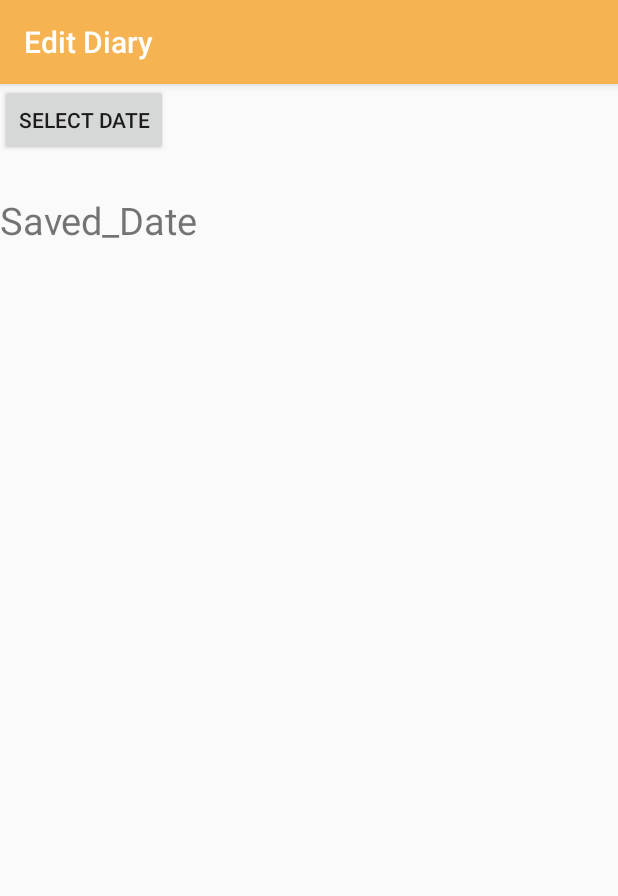
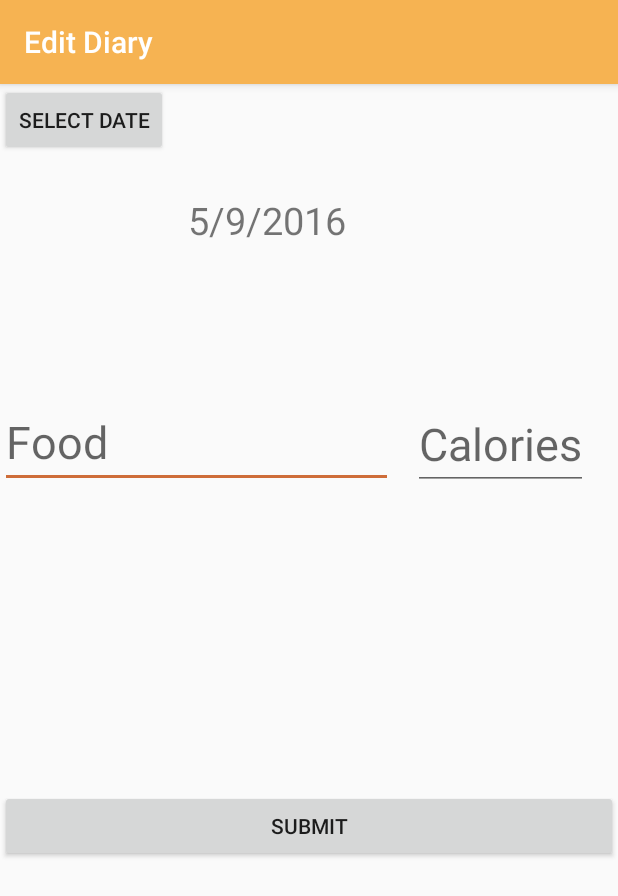
Before and after one commit to davidmorrison1981/AndroidProject, an Android app: the EditDiary screen opened directly, with no data from a screen before it, on a phone screen of 412 x 824 dp. Shown: the top 896 px of the screen. Run offline under Robolectric (Android 15) with nearby library versions, the phone set to English and light mode, and no system bars.

```diff
--- a/app/src/main/java/com/example/user/myfatnessbully/EditDiary.java
+++ b/app/src/main/java/com/example/user/myfatnessbully/EditDiary.java
@@ -16,10 +16,10 @@ import java.util.Calendar;
 // */
 public class EditDiary extends AppCompatActivity {
 
-
+    static TextView mDateEdit;
 
     public static class DatePickerFragment extends DialogFragment implements DatePickerDialog.OnDateSetListener {
-        TextView mDateEdit;
+
 
         @Override
         public Dialog onCreateDialog(Bundle savedInstanceState) {
@@ -38,23 +38,26 @@ public class EditDiary extends AppCompatActivity {
             mDateEdit.setText(day + "/" + (month + 1) + "/" + year);
 
         }
-
     }
-
 
     @Override
     protected void onCreate(Bundle savedInstanceState) {
         super.onCreate(savedInstanceState);
         setContentView(R.layout.diary_edit);
+        mDateEdit = (TextView) findViewById(R.id.saved_date);
+
+        final Calendar c = Calendar.getInstance();
+        int year = c.get(Calendar.YEAR);
+        int month = c.get(Calendar.MONTH);
+        int day = c.get(Calendar.DAY_OF_MONTH);
+        mDateEdit.setText(day + "/" + (month + 1) + "/" + year);
     }
 
     public void showDatePickerDialog(View v) {
         DialogFragment newFragment = new DatePickerFragment();
         newFragment.show(this.getFragmentManager(), "datePicker");
-
     }
 
 
 
 }
-    //}
--- a/app/src/main/res/layout/diary_edit.xml
+++ b/app/src/main/res/layout/diary_edit.xml
@@ -17,7 +17,33 @@
         android:layout_marginTop="25dp"
         android:textSize="25dp"
         android:text="@string/saved_date"
-        android:paddingLefta="125dp" />
+        android:paddingLeft="125dp" />
+
+    <EditText
+        android:id="@+id/username"
+        android:hint="@string/foodentry"
+        android:textSize="30dp"
+        android:layout_marginTop="100dp"
+        android:layout_marginRight="150dp"
+        android:layout_width="fill_parent"
+        android:layout_height="wrap_content"/>
+
+    <EditText
+        android:id="@+id/calories"
+        android:hint="@string/calories"
+        android:textSize="30dp"
+        android:layout_marginTop="-60dp"
+        android:layout_marginLeft="275dp"
+        android:layout_width="wrap_content"
+        android:layout_height="wrap_content"/>
+
+    <Button
+        android:id="@+id/submitToDiary"
+        android:text="@string/submitToDiary"
+        android:layout_marginTop="200dp"
+        android:layout_marginLeft="0dp"
+        android:layout_width="fill_parent"
+        android:layout_height="wrap_content"/>
 
 
 
--- a/app/src/main/res/values/strings.xml
+++ b/app/src/main/res/values/strings.xml
@@ -9,4 +9,8 @@
     <string name="saved_text">saved_text</string>
     <string name="pick_date">Select Date</string>
     <string name="saved_date">Saved_Date</string>
+    <string name="foodentry">Food</string>
+    <string name="calories">Calories</string>
+    <string name="submitToDiary">Submit</string>
+
 </resources>
```
Also changed, not shown: app/src/main/java/com/example/user/myfatnessbully/DiaryEntry.java (added, +69 -0 lines), app/src/main/java/com/example/user/myfatnessbully/SqlHandler.java (added, +49 -0 lines).
